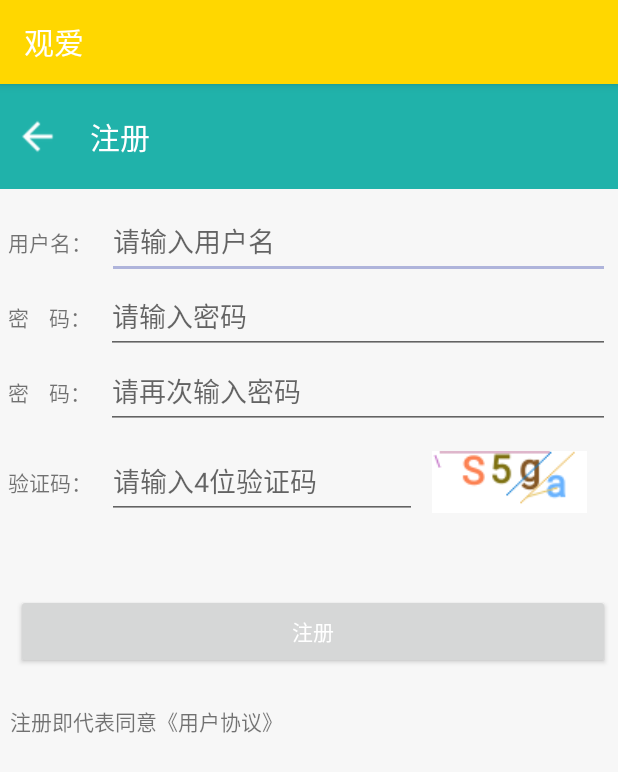
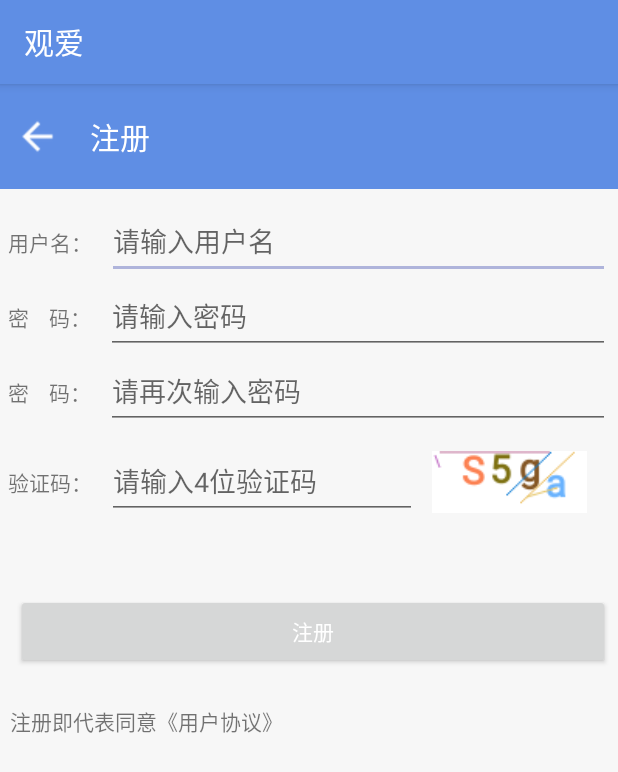
Before and after one commit to miasanm/LoveAndPeace, an Android app: the RegistActivity screen opened directly, with no data from a screen before it, on a phone screen of 412 x 824 dp. Shown: the top 772 px of the screen. Run offline under Robolectric (Android 15) with nearby library versions, the phone set to English and light mode, and no system bars; our stand-ins replace ButterKnife.

```diff
--- a/app/src/main/res/values/colors.xml
+++ b/app/src/main/res/values/colors.xml
@@ -1,10 +1,10 @@
 <?xml version="1.0" encoding="utf-8"?>
 <resources>
-    <color name="colorPrimary">#FFD700</color>
+    <color name="colorPrimary">#5f8ee4</color>
     <color name="colorPrimaryDark">#00574B</color>
     <color name="colorAccent">#afb4db</color>
     <color name="colormessage">#ffce7b</color>
     <color name="guanai">#F4A460</color>
     <color name="duihuakuang">#f6f5ec</color>
-    <color name="color_minefragment_top">#20B2AA</color>
+    <color name="color_minefragment_top">#5f8ee4</color>
 </resources>
```
